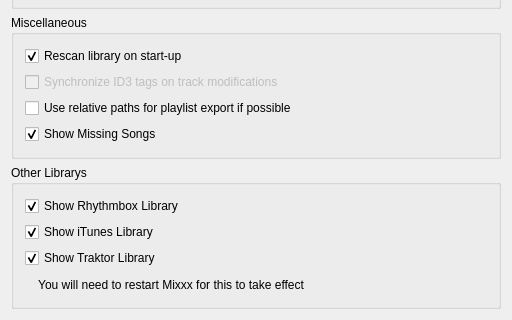
Qt form mixxx/src/dlgprefplaylistdlg.ui (weixindut/mixxx) before a commit; both pictures show x 0 to 512 and y 446 to 766 of the 512 by 766 pixel window.
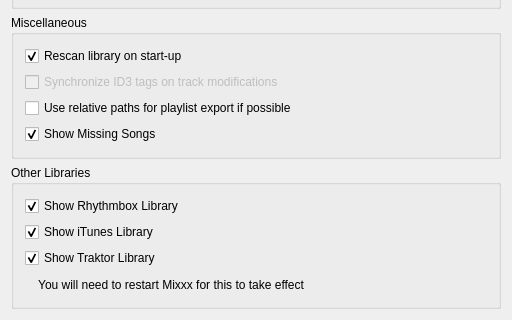
The same form after that commit.

```diff
--- a/mixxx/src/dlgprefplaylistdlg.ui
+++ b/mixxx/src/dlgprefplaylistdlg.ui
@@ -214,7 +214,7 @@
    <item>
     <widget class="QGroupBox" name="groupBox_3">
      <property name="title">
-      <string>Other Librarys</string>
+      <string>Other Libraries</string>
      </property>
      <layout class="QGridLayout" name="gridLayout_5">
       <item row="0" column="0">
```
